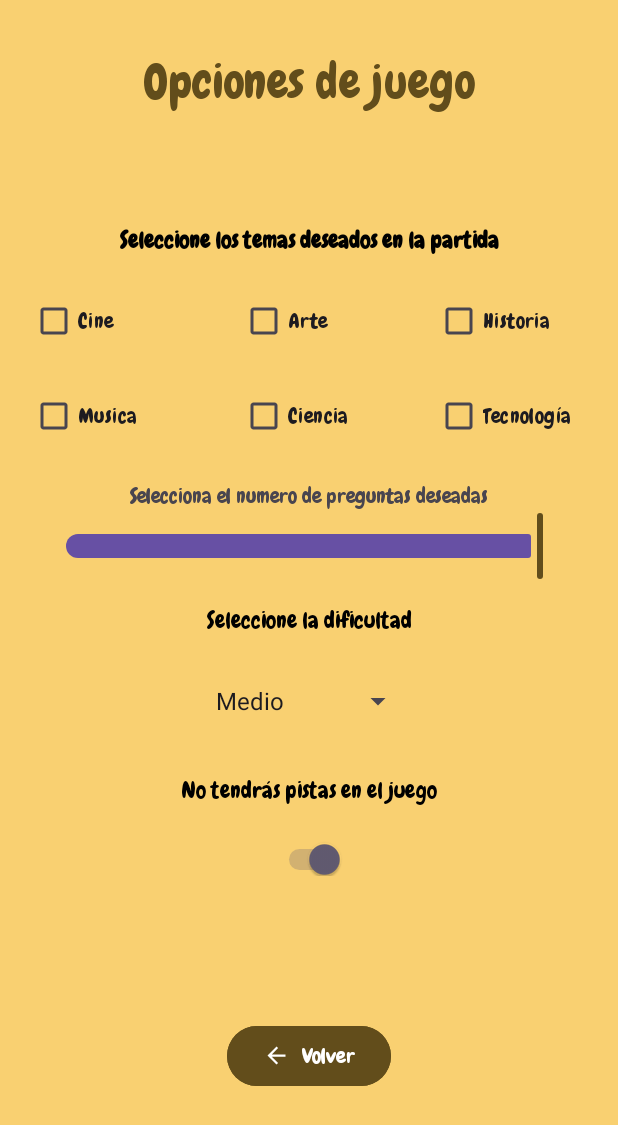
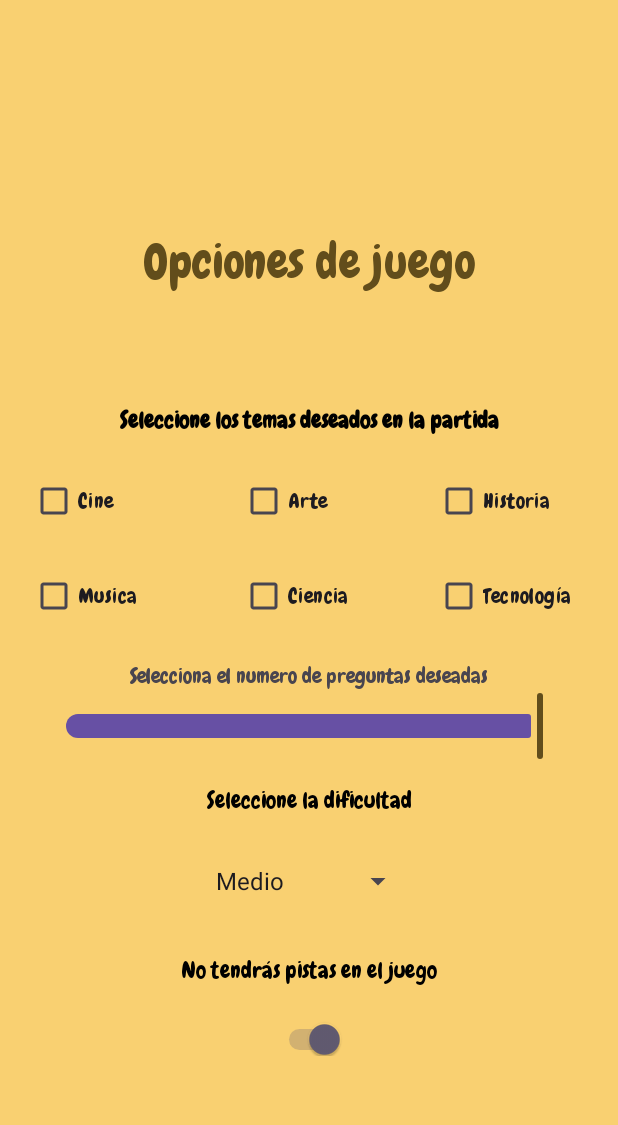
Before and after one commit to EscamillaJuan/Quiz-App, an Android app: the OptionsScreen screen opened directly, with no data from a screen before it, on a phone screen of 412 x 824 dp. Shown: the top 1125 px of the screen. Run offline under Robolectric (Android 15) with nearby library versions, the phone set to English and light mode, and no system bars; our stand-ins replace Room's generated code.

Commit message:
fix: update options screen

```diff
--- a/app/src/main/java/com/app/view/OptionsScreen.kt
+++ b/app/src/main/java/com/app/view/OptionsScreen.kt
@@ -4,6 +4,7 @@ import android.content.Intent
 import android.os.Bundle
 import android.util.Log
 import android.view.View
+import android.widget.AdapterView
 import android.widget.ArrayAdapter
 import android.widget.Button
 import android.widget.CheckBox
@@ -36,20 +37,20 @@ class OptionsScreen : AppCompatActivity() {
     private lateinit var themeText: TextView
     private lateinit var questionTxt: TextView
     private lateinit var questionSlider: Slider
-    private lateinit var checkbx1: CheckBox
-    private lateinit var checkbx2: CheckBox
-    private lateinit var checkbx3: CheckBox
-    private lateinit var checkbx4: CheckBox
-    private lateinit var checkbx5: CheckBox
-    private lateinit var checkbx6: CheckBox
-    private lateinit var prevBtn: Button
     private lateinit var modeSp: Spinner
     private lateinit var dificultadtxt: TextView
     private lateinit var hintstxt: TextView
-    private lateinit var hintstw: Switch
-    private lateinit var selectedthemes: MutableList<String>
-    private lateinit var setOptions: GameOption
+    private lateinit var hintswt: Switch
+    private val checkBox = mutableListOf<CheckBox>()
 
+    val topicThemes = listOf(
+        "Cine",
+        "Arte",
+        "Historia",
+        "Música",
+        "Ciencia",
+        "Tecnología"
+    )
 
     override fun onCreate(savedInstanceState: Bundle?) {
 
@@ -57,23 +58,22 @@ class OptionsScreen : AppCompatActivity() {
         setContentView(R.layout.options_screen)
 
         //Inicializacion de los elementos del layout
-        prevBtn = findViewById(R.id.return_options_btn)
         modeSp = findViewById(R.id.difficulty_spin)
         opText = findViewById(R.id.optionsText)
         themeText = findViewById(R.id.TemasText)
         questionTxt = findViewById(R.id.Questiontext)
-        checkbx1 = findViewById(R.id.Theme1CheckBox)
-        checkbx2 = findViewById(R.id.Theme2CheckBox)
-        checkbx3 = findViewById(R.id.Theme3CheckBox)
-        checkbx4 = findViewById(R.id.Theme4CheckBox)
-        checkbx5 = findViewById(R.id.Theme5CheckBox)
-        checkbx6 = findViewById(R.id.Theme6CheckBox)
+        checkBox.add(findViewById(R.id.Theme1CheckBox))
+        checkBox.add(findViewById(R.id.Theme2CheckBox))
+        checkBox.add(findViewById(R.id.Theme3CheckBox))
+        checkBox.add(findViewById(R.id.Theme4CheckBox))
+        checkBox.add(findViewById(R.id.Theme5CheckBox))
+        checkBox.add(findViewById(R.id.Theme6CheckBox))
+
         questionSlider = findViewById(R.id.QuestionsSlider)
         dificultadtxt = findViewById(R.id.DificultadText)
-        hintstw = findViewById(R.id.hint_stw)
+        hintswt = findViewById(R.id.hint_stw)
         hintstxt = findViewById(R.id.hints_txt)
 
-        //Creacion del adaptador para el spinner
         ArrayAdapter.createFromResource(
             this,
             R.array.modes_array,
@@ -83,54 +83,78 @@ class OptionsScreen : AppCompatActivity() {
             modeSp.adapter = it
         }
 
-        //Inicializacion de los elementos del layout con los valores de la base de datos
         val gameOption = gameOptionDao.getGameOption()
-        checkbx1.isChecked = gameOption.cine
-        checkbx2.isChecked = gameOption.arte
-        checkbx3.isChecked = gameOption.historia
-        checkbx4.isChecked = gameOption.musica
-        checkbx5.isChecked = gameOption.ciencia
-        checkbx6.isChecked = gameOption.tecnologia
-        hintstw.isChecked = gameOption.hint
+        val topics = listOf(
+            gameOption.cine,
+            gameOption.arte,
+            gameOption.historia,
+            gameOption.musica,
+            gameOption.ciencia,
+            gameOption.tecnologia
+        )
+        for (i in checkBox.indices) {
+            checkBox[i].isChecked = topics[i]
+        }
+
+        hintswt.isChecked = gameOption.hint
         questionSlider.value = gameOption.questionQty.toFloat()
         modeSp.setSelection(gameOption.mode)
 
-        //Creo el slider
-        questionSlider.addOnChangeListener { slider, value, fromUser ->
+        questionSlider.addOnChangeListener { _, value, _ ->
+            val updatedGameOption = gameOption.copy(questionQty = value.toInt())
+            gameOptionDao.updateGameOption(updatedGameOption)
         }
 
-        //Agrego listener de los checkboxes
-
-
-        /*if (checkbx1.isChecked){ selectedthemes.add(checkbx1.text.toString())}
-        if (checkbx2.isChecked){ selectedthemes.add(checkbx2.text.toString())}
-        if (checkbx3.isChecked){ selectedthemes.add(checkbx3.text.toString())}
-        if (checkbx4.isChecked){ selectedthemes.add(checkbx4.text.toString())}
-        if (checkbx5.isChecked){ selectedthemes.add(checkbx5.text.toString())}
-        if (checkbx6.isChecked){ selectedthemes.add(checkbx6.text.toString())}*/
-
-        //Funcionamiento del switch
-        hintstw.setOnCheckedChangeListener { buttonView, isChecked ->
+        hintswt.setOnCheckedChangeListener { _, isChecked ->
+            val updatedGameOption = gameOption.copy(hint = isChecked)
+            gameOptionDao.updateGameOption(updatedGameOption)
+            hintstxt.text = if (isChecked) "Usaras pistas" else "No usaras pistas"
         }
 
-        //Agrego los cambios a la base de datos al cerrar el activity
-        prevBtn.setOnClickListener {
-            gameOptionDao.updateGameOption(
-                GameOption(
-                    0,
-                    modeSp.selectedItemId.toInt(),
-                    questionSlider.value.toInt(),
-                    hintstw.isChecked,
-                    checkbx1.isChecked,
-                    checkbx2.isChecked,
-                    checkbx3.isChecked,
-                    checkbx4.isChecked,
-                    checkbx5.isChecked,
-                    checkbx6.isChecked,
-                )
-            )
-            finish()
+        checkBox[0].setOnCheckedChangeListener { _, isChecked ->
+            checkBox[0].isChecked = isChecked
+            val updatedGameOption = gameOption.copy(cine = isChecked)
+            gameOptionDao.updateGameOption(updatedGameOption)
+        }
+        checkBox[1].setOnCheckedChangeListener { _, isChecked ->
+            checkBox[1].isChecked = isChecked
+            val updatedGameOption = gameOption.copy(arte = isChecked)
+            gameOptionDao.updateGameOption(updatedGameOption)
+        }
+        checkBox[2].setOnCheckedChangeListener { _, isChecked ->
+            checkBox[2].isChecked = isChecked
+            val updatedGameOption = gameOption.copy(historia = isChecked)
+            gameOptionDao.updateGameOption(updatedGameOption)
+        }
+        checkBox[3].setOnCheckedChangeListener { _, isChecked ->
+            checkBox[3].isChecked = isChecked
+            val updatedGameOption = gameOption.copy(musica = isChecked)
+            gameOptionDao.updateGameOption(updatedGameOption)
+        }
+        checkBox[4].setOnCheckedChangeListener { _, isChecked ->
+            checkBox[4].isChecked = isChecked
+            val updatedGameOption = gameOption.copy(ciencia = isChecked)
+            gameOptionDao.updateGameOption(updatedGameOption)
+        }
+        checkBox[5].setOnCheckedChangeListener { _, isChecked ->
+            checkBox[5].isChecked = isChecked
+            val updatedGameOption = gameOption.copy(tecnologia = isChecked)
+            gameOptionDao.updateGameOption(updatedGameOption)
         }
 
+        modeSp.onItemSelectedListener = object : AdapterView.OnItemSelectedListener {
+            override fun onItemSelected(
+                parent: AdapterView<*>?,
+                view: View?,
+                position: Int,
+                id: Long
+            ) {
+                val selectedItem = parent?.getItemAtPosition(position).toString()
+                val updatedGameOption = gameOption.copy(mode = position)
+                gameOptionDao.updateGameOption(updatedGameOption)
+            }
+            override fun onNothingSelected(parent: AdapterView<*>?) {
+            }
+        }
     }
 }
--- a/app/src/main/res/layout/options_screen.xml
+++ b/app/src/main/res/layout/options_screen.xml
@@ -189,23 +189,4 @@
         android:paddingTop="5dp">
     </Switch>
 
-    <LinearLayout
-        android:layout_width="wrap_content"
-        android:layout_height="0dp"
-        android:layout_gravity="center"
-        android:layout_weight="1"
-        android:orientation="horizontal">
-
-        <Button
-            android:id="@+id/return_options_btn"
-            android:layout_width="wrap_content"
-            android:layout_height="wrap_content"
-            android:layout_gravity="center_vertical"
-            android:backgroundTint="@color/brown"
-            android:drawablePadding="8dp"
-            android:fontFamily="@font/chewy"
-            android:text="@string/returnTextButton"
-            app:icon="@drawable/baseline_arrow_back_24" />
-    </LinearLayout>
-
 </LinearLayout>
```
